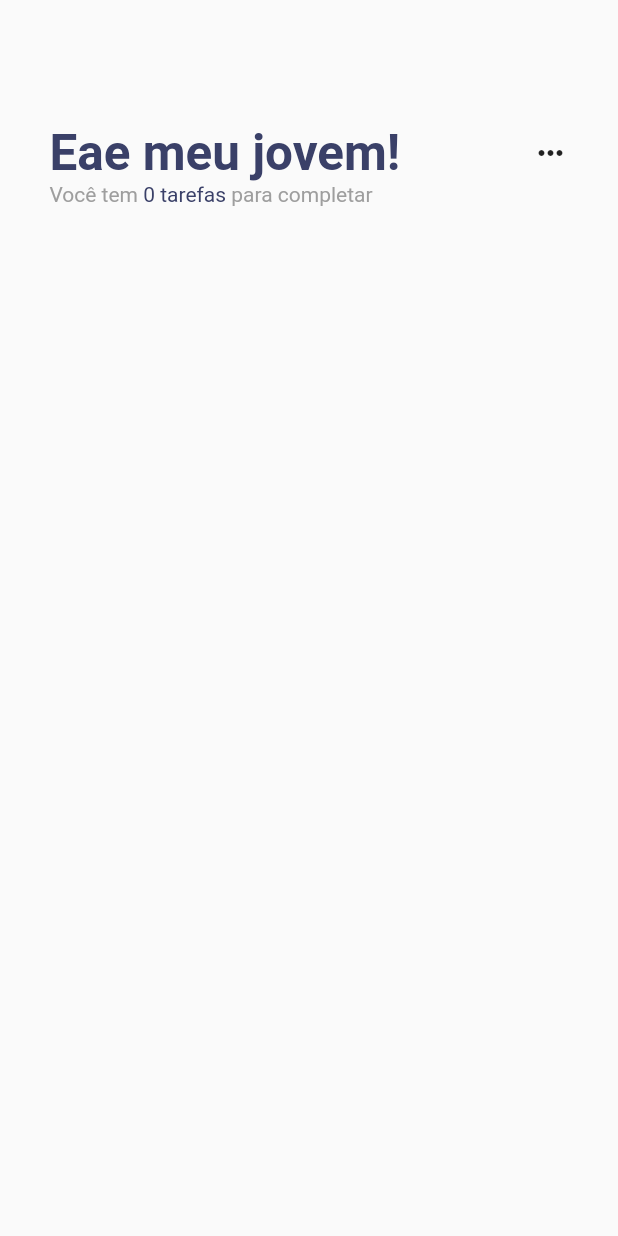
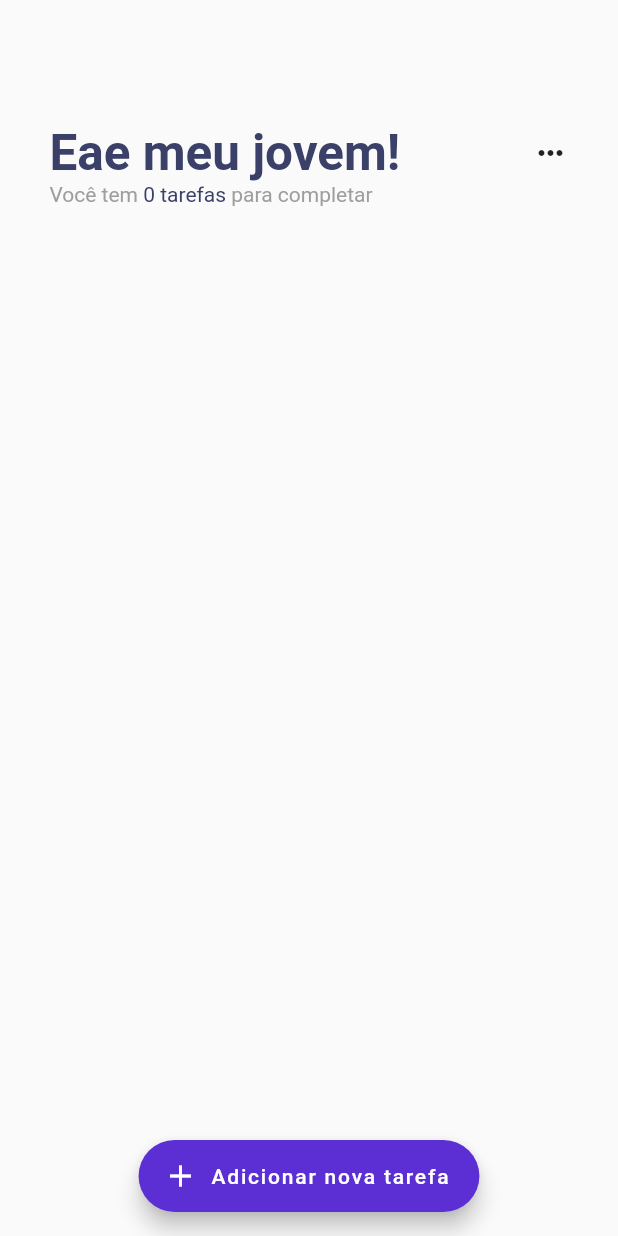
Before and after one commit to 0xjoaovpsantos/todo_app_open_source, a Flutter app: the screen it shows after launch, on a phone screen of 412 x 824 dp. Run offline on Flutter 3.47's test engine with Material 2 defaults, Android fonts, the light colour scheme and no system bars; drawn by our look-alikes of auto_size_text; our stand-ins replace splashscreen.

Commit message:
adding first draft floating action button

```diff
--- a/code/todo_app_open_source/lib/pages/home.dart
+++ b/code/todo_app_open_source/lib/pages/home.dart
@@ -7,6 +7,7 @@ class Home extends StatefulWidget {
 }
 
 class _HomeState extends State<Home> {
+  Color floatingactionbuttonColor = Color(0xFF5B2FD3);
   get mediaQuery => MediaQuery.of(context).size;
 
   @override
@@ -21,6 +22,13 @@ class _HomeState extends State<Home> {
           child: Column(children: <Widget>[Header()]),
         ),
       ),
+      floatingActionButton: FloatingActionButton.extended(
+        backgroundColor: floatingactionbuttonColor,
+        icon: Icon(Icons.add),
+        label: Text("Adicionar nova tarefa"),
+        onPressed: () {},
+      ),
+      floatingActionButtonLocation: FloatingActionButtonLocation.centerFloat,
     );
   }
 }
```
